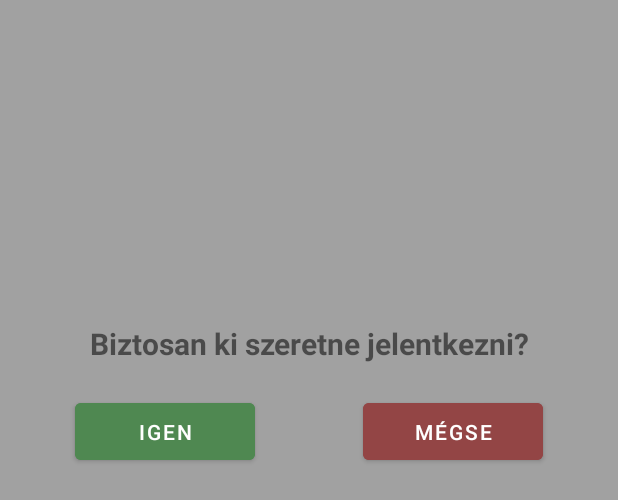
After one commit to Adam-Papp/Fizetesi-hatarido-figyelmezteto-alkalmazas, an Android app: the layout kijelentkezespopup.xml on its own in the app's theme, with its tools: preview values and no code run, on a phone screen of 412 x 824 dp. The commit adds this screen. Shown: the top 500 px of the screen. Run offline under Robolectric (Android 15) with nearby library versions, the phone set to English and light mode, and no system bars.

Commit message:
Finomítgatások

```diff
--- a/app/src/main/java/com/example/fizetsihatridfigyelmeztetalkalmazs/MainActivity.java
+++ b/app/src/main/java/com/example/fizetsihatridfigyelmeztetalkalmazs/MainActivity.java
@@ -271,6 +271,7 @@ public class MainActivity extends AppCompatActivity {
                 {
                     editTextLoginEmail.setError("E-mail cím nem lehet üres!");
                     editTextLoginEmail.requestFocus();
+                    return;
                 }
 
                 if (!Patterns.EMAIL_ADDRESS.matcher(email).matches())
--- a/app/src/main/res/layout/fragment_hozzaadas.xml
+++ b/app/src/main/res/layout/fragment_hozzaadas.xml
@@ -2,6 +2,7 @@
 <androidx.constraintlayout.widget.ConstraintLayout xmlns:android="http://schemas.android.com/apk/res/android"
     xmlns:app="http://schemas.android.com/apk/res-auto"
     xmlns:tools="http://schemas.android.com/tools"
+    android:id="@+id/layoutHozzaadas"
     android:layout_width="match_parent"
     android:layout_height="match_parent"
     android:orientation="vertical"
@@ -13,7 +14,7 @@
         android:layout_height="wrap_content"
         android:layout_marginLeft="10dp"
         android:layout_marginTop="20dp"
-        android:text="Tétel Neve:"
+        android:text="Tételnév:"
         android:textColor="#000000"
         android:textSize="16sp"
         app:layout_constraintStart_toStartOf="parent"
--- a/app/src/main/res/layout/fragment_kezdolap.xml
+++ b/app/src/main/res/layout/fragment_kezdolap.xml
@@ -2,7 +2,7 @@
 <androidx.constraintlayout.widget.ConstraintLayout xmlns:android="http://schemas.android.com/apk/res/android"
     xmlns:app="http://schemas.android.com/apk/res-auto"
     xmlns:tools="http://schemas.android.com/tools"
-    android:id="@+id/linearLayout2"
+    android:id="@+id/layoutKezdolap"
     android:layout_width="match_parent"
     android:layout_height="match_parent"
     tools:context=".ui.Kezdolap.KezdolapFragment">
--- /dev/null
+++ b/app/src/main/res/layout/kijelentkezespopup.xml
@@ -0,0 +1,43 @@
+<?xml version="1.0" encoding="utf-8"?>
+<androidx.constraintlayout.widget.ConstraintLayout xmlns:android="http://schemas.android.com/apk/res/android"
+    xmlns:app="http://schemas.android.com/apk/res-auto"
+    android:layout_width="match_parent"
+    android:layout_height="match_parent"
+    android:background="#A1A1A1">
+
+    <TextView
+        android:id="@+id/textView15"
+        android:layout_width="wrap_content"
+        android:layout_height="wrap_content"
+        android:text="Biztosan ki szeretne jelentkezni?"
+        android:textSize="20sp"
+        android:textStyle="bold"
+        app:layout_constraintBottom_toBottomOf="parent"
+        app:layout_constraintEnd_toEndOf="parent"
+        app:layout_constraintStart_toStartOf="parent"
+        app:layout_constraintTop_toTopOf="parent"
+        app:layout_constraintVertical_bias="0.26999998" />
+
+    <Button
+        android:id="@+id/buttonIgen2"
+        android:layout_width="120dp"
+        android:layout_height="50dp"
+        android:layout_marginStart="50dp"
+        android:layout_marginTop="20dp"
+        android:backgroundTint="#4F8851"
+        android:text="Igen"
+        android:textColor="#FFFFFF"
+        app:layout_constraintStart_toStartOf="parent"
+        app:layout_constraintTop_toBottomOf="@+id/textView15" />
+
+    <Button
+        android:id="@+id/buttonMegse3"
+        android:layout_width="120dp"
+        android:layout_height="50dp"
+        android:layout_marginTop="20dp"
+        android:layout_marginEnd="50dp"
+        android:backgroundTint="#934545"
+        android:text="Mégse"
+        app:layout_constraintEnd_toEndOf="parent"
+        app:layout_constraintTop_toBottomOf="@+id/textView15" />
+</androidx.constraintlayout.widget.ConstraintLayout>
```
Also changed, not shown: app/src/main/java/com/example/fizetsihatridfigyelmeztetalkalmazs/ui/Beallitasok/BeallitasokFragment.java (+38 -6 lines), app/src/main/java/com/example/fizetsihatridfigyelmeztetalkalmazs/ui/Hozzaadas/HozzaadasFragment.java (+49 -16 lines), app/src/main/java/com/example/fizetsihatridfigyelmeztetalkalmazs/ui/Kezdolap/KezdolapFragment.java (+6 -1 lines).
